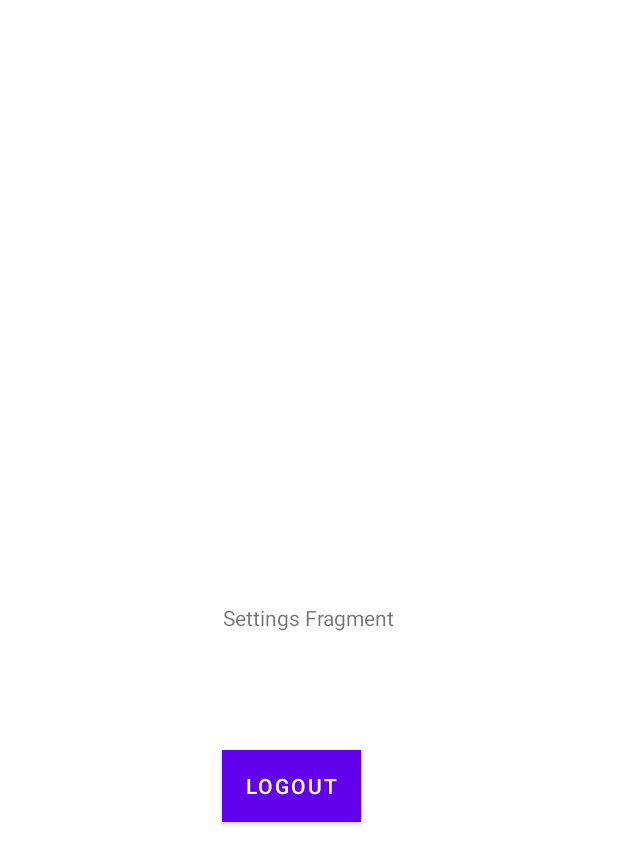
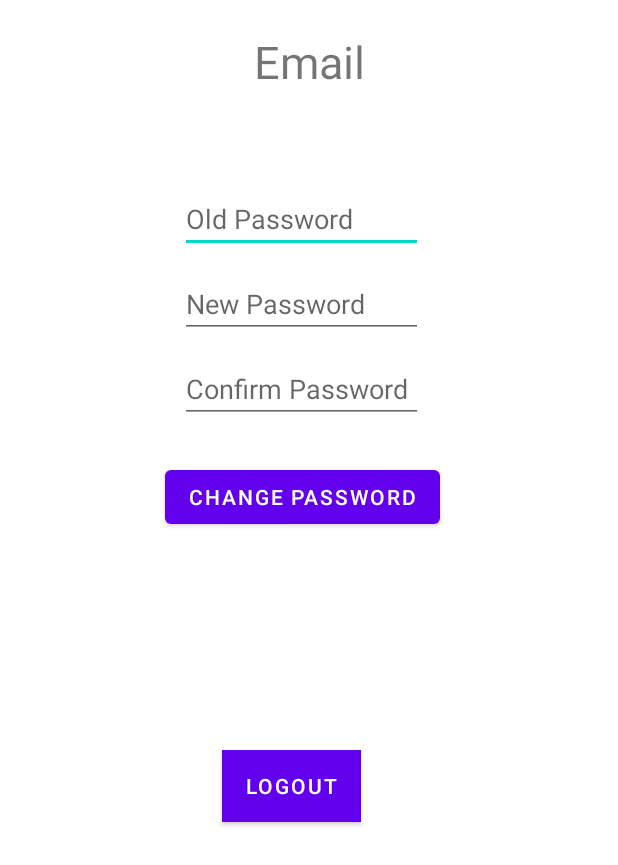
Before and after one commit to WTsaur/PokeBox, an Android app: the layout fragment_settings.xml on its own in the app's theme, with its tools: preview values and no code run, on a phone screen of 412 x 824 dp. Shown: the top 865 px of the screen. Run offline under Robolectric (Android 15) with nearby library versions, the phone set to English and light mode, and no system bars.

Commit message:
Settings XML update

```diff
--- a/app/src/main/java/edu/fsu/cs/PokeBox/MainActivity.java
+++ b/app/src/main/java/edu/fsu/cs/PokeBox/MainActivity.java
@@ -1,17 +1,17 @@
 package edu.fsu.cs.PokeBox;
-
-import androidx.annotation.NonNull;
-import androidx.appcompat.app.AppCompatActivity;
 
 import android.Manifest;
 import android.content.Intent;
 import android.content.pm.PackageManager;
+import android.os.Build;
 import android.os.Bundle;
 import android.view.View;
 import android.widget.Button;
 import android.widget.EditText;
 import android.widget.Toast;
 
+import androidx.annotation.NonNull;
+import androidx.appcompat.app.AppCompatActivity;
 import androidx.core.app.ActivityCompat;
 import androidx.core.content.ContextCompat;
 import androidx.fragment.app.Fragment;
@@ -27,7 +27,9 @@ import com.google.firebase.auth.AuthResult;
 import com.google.firebase.auth.FirebaseAuth;
 import com.google.firebase.auth.FirebaseAuthInvalidCredentialsException;
 import com.google.firebase.auth.FirebaseAuthInvalidUserException;
-import com.google.firebase.auth.FirebaseUser;
+
+import java.util.Objects;
+import java.util.Vector;
 
 public class MainActivity extends AppCompatActivity {
     private FirebaseAuth mAuth;
@@ -40,23 +42,13 @@ public class MainActivity extends AppCompatActivity {
             R.drawable.settings_tab_icon
     };
 
-    private void requestCameraPermission() {
-        String permission = Manifest.permission.CAMERA;
-        int grant = ContextCompat.checkSelfPermission(this, permission);
-        if ( grant != PackageManager.PERMISSION_GRANTED) {
-            String[] permission_list = new String[2];
-            permission_list[0] = permission;
-            ActivityCompat.requestPermissions(this, permission_list, 1);
-        }
-    }
-
 
 
     @Override
     protected void onCreate(Bundle savedInstanceState) {
         super.onCreate(savedInstanceState);
         mAuth = FirebaseAuth.getInstance();           //for user authentication
-        requestCameraPermission();
+
 
         //if the user is not logged in, show login page.
         if(mAuth.getCurrentUser() == null){
--- a/app/src/main/res/layout/fragment_settings.xml
+++ b/app/src/main/res/layout/fragment_settings.xml
@@ -3,10 +3,6 @@
                 android:layout_width="match_parent"
                 android:layout_height="match_parent">
 
-    <TextView android:layout_width="wrap_content" android:layout_height="wrap_content"
-              android:text="@string/settings_fragment"
-              android:layout_centerHorizontal="true"
-              android:layout_centerVertical="true"/>
 
     <Button
         android:id="@+id/logout"
@@ -17,5 +13,55 @@
         android:background="@color/red"
         android:text="Logout" />
 
+    <TextView
+        android:id="@+id/displayemail"
+        android:layout_width="match_parent"
+        android:layout_height="82dp"
+        android:textSize="30dp"
+        android:gravity="center"
+        android:text="Email" />
+
+    <EditText
+        android:id="@+id/oldp"
+        android:layout_width="162dp"
+        android:layout_height="wrap_content"
+        android:layout_below="@+id/displayemail"
+        android:layout_marginLeft="120dp"
+        android:layout_marginTop="41dp"
+        android:ems="10"
+        android:inputType="textPassword"
+        android:hint="Old Password"/>
+
+    <EditText
+        android:id="@+id/newp"
+        android:layout_width="162dp"
+        android:layout_height="wrap_content"
+        android:layout_below="@+id/oldp"
+        android:layout_marginLeft="120dp"
+        android:layout_marginTop="11dp"
+        android:ems="10"
+        android:hint="New Password"
+        android:inputType="textPassword" />
+
+    <EditText
+        android:id="@+id/newcp"
+        android:layout_width="162dp"
+        android:layout_height="wrap_content"
+        android:layout_below="@+id/newp"
+        android:layout_marginLeft="120dp"
+        android:layout_marginTop="11dp"
+        android:ems="10"
+        android:hint="Confirm Password"
+        android:inputType="textPassword" />
+
+    <Button
+        android:id="@+id/button2"
+        android:layout_width="wrap_content"
+        android:layout_height="wrap_content"
+        android:layout_below="@+id/newcp"
+        android:layout_marginTop="25dp"
+        android:layout_marginLeft="110dp"
+        android:text="Change Password" />
+
 
 </RelativeLayout>
```
